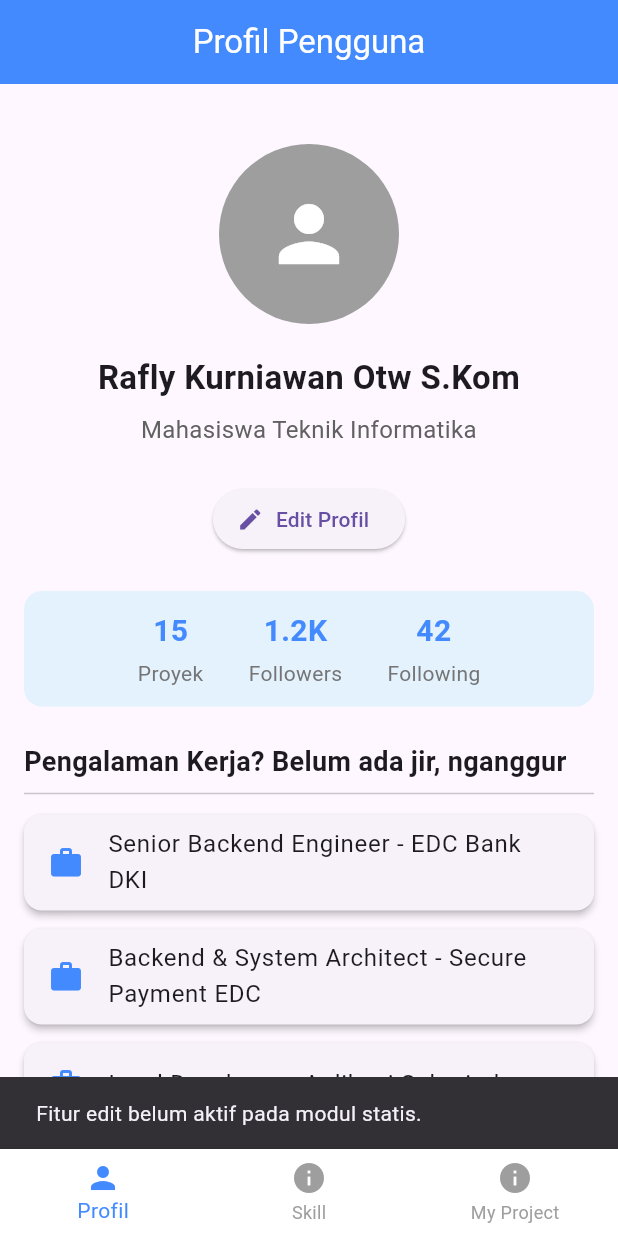
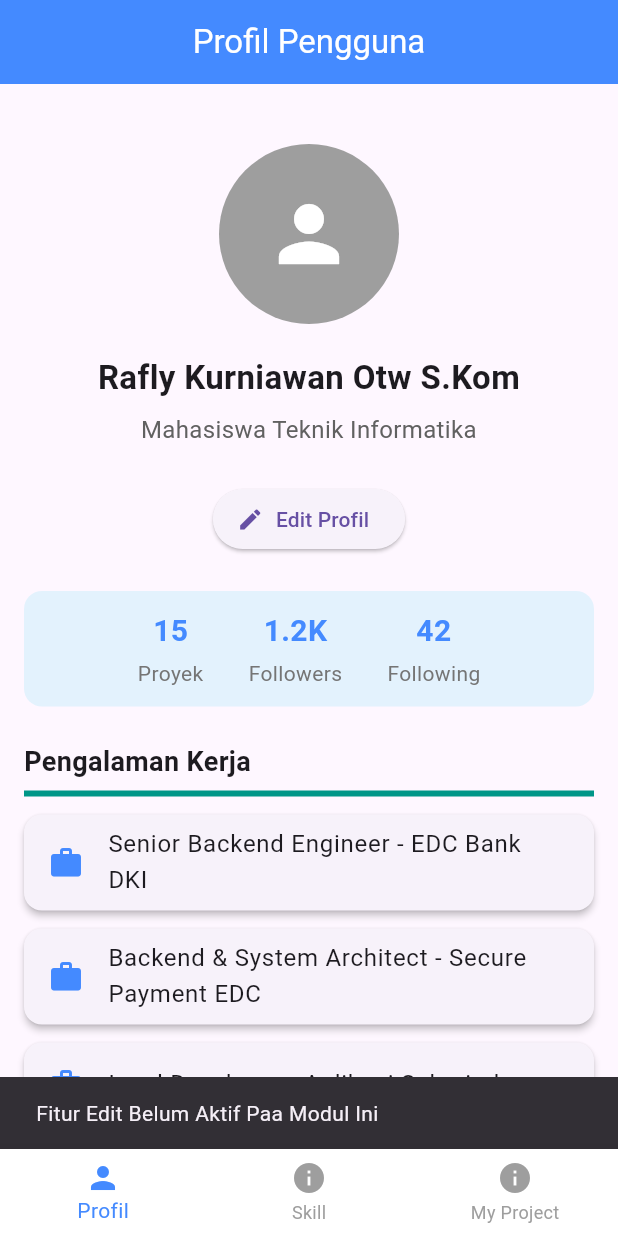
Before and after one commit to voltakits725/Latihan_Profil_Mobile_Flutter, a Flutter app: the screen it shows after launch, after a tap on "Edit Profil", on a phone screen of 412 x 824 dp. Run offline on Flutter 3.47's test engine with Material 3 defaults, Android fonts, the light colour scheme and no system bars.

Commit message:
fitur: merapikan halaman profil dan menambahkan notifikasi SnackBar

```diff
--- a/lib/profil_page.dart
+++ b/lib/profil_page.dart
@@ -1,8 +1,8 @@
 import 'package:flutter/material.dart';
-import 'package:pertemuanke5/profil_stats.dart';
+import 'package:pertemuanke5/widgets/profil_stats.dart';
 import 'widgets/profile_avatar.dart';
 import 'widgets/profile_info.dart';
-import 'package:pertemuanke5/experience_card.dart';
+import 'package:pertemuanke5/widgets/experience_card.dart';
 
 class ProfilePage extends StatelessWidget {
   const ProfilePage({super.key});
@@ -50,7 +50,7 @@ class ProfilePage extends StatelessWidget {
                   ScaffoldMessenger.of(context).showSnackBar(
                     const SnackBar(
                       content: Text(
-                        'Fitur edit belum aktif pada modul statis.',
+                        'Fitur Edit Belum Aktif Paa Modul Ini',
                       ),
                     ),
                   );
@@ -63,12 +63,12 @@ class ProfilePage extends StatelessWidget {
 
               const ProfileStats(),
 
-              const SizedBox(height: 24),
+             const SizedBox(height: 24),
 
               const Align(
                 alignment: Alignment.centerLeft,
                 child: Text(
-                  'Pengalaman Kerja? Belum ada jir, nganggur',
+                  'Pengalaman Kerja',
                   style: TextStyle(
                     fontSize: 18,
                     fontWeight: FontWeight.bold,
@@ -76,7 +76,7 @@ class ProfilePage extends StatelessWidget {
                 ),
               ),
 
-              const Divider(),
+              const Divider(thickness: 4, color: Colors.teal),
 
               ListView.builder(
                 shrinkWrap: true,
```
Also changed, not shown: lib/widgets/experience_card.dart (renamed from lib/experience_card.dart), lib/widgets/profil_stats.dart (renamed from lib/profil_stats.dart).
